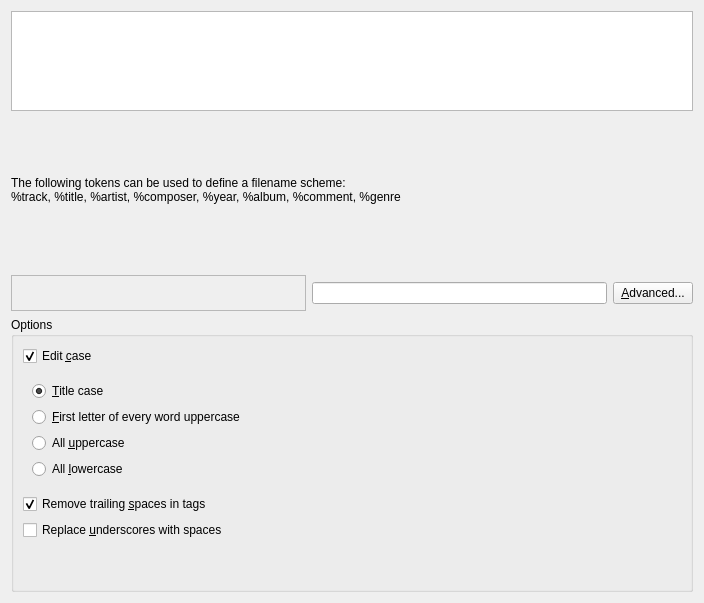
The window that src/dialogs/FilenameLayoutDialog.ui (KDE/amarok) describes before a commit, drawn with Qt 5.
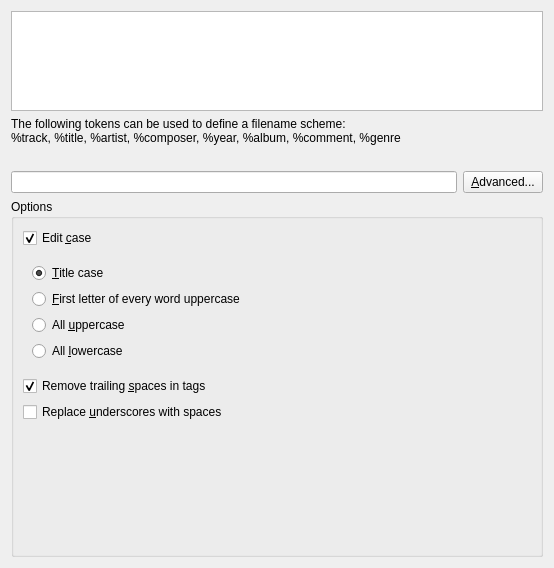
The same window after the commit. Custom widgets are drawn as their Qt base class.

Commit message: Giving widgets size policies of 'Fixed' is always a bad idea, as this forbids resizing the widget and in turn any parent (like the dialog).

The edit to the form file:
```diff
--- a/src/dialogs/FilenameLayoutDialog.ui
+++ b/src/dialogs/FilenameLayoutDialog.ui
@@ -5,12 +5,12 @@
    <rect>
     <x>0</x>
     <y>0</y>
-    <width>692</width>
-    <height>601</height>
+    <width>554</width>
+    <height>568</height>
    </rect>
   </property>
   <property name="sizePolicy" >
-   <sizepolicy vsizetype="Minimum" hsizetype="Fixed" >
+   <sizepolicy vsizetype="Minimum" hsizetype="MinimumExpanding" >
     <horstretch>0</horstretch>
     <verstretch>0</verstretch>
    </sizepolicy>
@@ -21,21 +21,19 @@
     <height>16777215</height>
    </size>
   </property>
-  <layout class="QVBoxLayout" name="verticalLayout_4" >
-   <item>
     <layout class="QVBoxLayout" name="verticalLayout_3" >
      <item>
       <widget class="TokenListWidget" name="tokenPool" >
        <property name="sizePolicy" >
-        <sizepolicy vsizetype="MinimumExpanding" hsizetype="MinimumExpanding" >
+      <sizepolicy vsizetype="Preferred" hsizetype="MinimumExpanding" >
          <horstretch>0</horstretch>
          <verstretch>0</verstretch>
         </sizepolicy>
        </property>
        <property name="minimumSize" >
         <size>
-         <width>682</width>
-         <height>100</height>
+       <width>0</width>
+       <height>0</height>
         </size>
        </property>
        <property name="maximumSize" >
@@ -88,15 +86,15 @@
      <item>
       <widget class="QLabel" name="syntaxLabel" >
        <property name="sizePolicy" >
-        <sizepolicy vsizetype="Fixed" hsizetype="MinimumExpanding" >
+      <sizepolicy vsizetype="Preferred" hsizetype="Preferred" >
          <horstretch>0</horstretch>
          <verstretch>0</verstretch>
         </sizepolicy>
        </property>
        <property name="minimumSize" >
         <size>
-         <width>682</width>
-         <height>152</height>
+       <width>0</width>
+       <height>0</height>
         </size>
        </property>
        <property name="maximumSize" >
@@ -111,8 +109,6 @@
       </widget>
      </item>
      <item>
-      <layout class="QHBoxLayout" name="horizontalLayout_2" >
-       <item>
         <widget class="FilenameLayoutWidget" name="filenameLayout" >
          <property name="sizePolicy" >
           <sizepolicy vsizetype="Fixed" hsizetype="MinimumExpanding" >
@@ -122,8 +118,8 @@
          </property>
          <property name="minimumSize" >
           <size>
-           <width>200</width>
-           <height>36</height>
+       <width>0</width>
+       <height>0</height>
           </size>
          </property>
          <property name="maximumSize" >
@@ -141,7 +137,15 @@
         </widget>
        </item>
        <item>
+    <layout class="QHBoxLayout" name="horizontalLayout_2" >
+     <item>
         <widget class="KLineEdit" name="filenameLayoutEdit" >
+       <property name="sizePolicy" >
+        <sizepolicy vsizetype="Preferred" hsizetype="MinimumExpanding" >
+         <horstretch>0</horstretch>
+         <verstretch>0</verstretch>
+        </sizepolicy>
+       </property>
          <property name="showClearButton" stdset="0" >
           <bool>true</bool>
          </property>
@@ -149,6 +153,12 @@
        </item>
        <item>
         <widget class="KPushButton" name="kpbAdvanced" >
+       <property name="sizePolicy" >
+        <sizepolicy vsizetype="Preferred" hsizetype="Preferred" >
+         <horstretch>0</horstretch>
+         <verstretch>0</verstretch>
+        </sizepolicy>
+       </property>
          <property name="text" >
           <string>&amp;Advanced...</string>
          </property>
@@ -156,14 +166,12 @@
        </item>
       </layout>
      </item>
-    </layout>
-   </item>
    <item>
     <layout class="QHBoxLayout" name="horizontalLayout" >
      <item>
       <widget class="KButtonGroup" name="optionsFrame" >
        <property name="sizePolicy" >
-        <sizepolicy vsizetype="MinimumExpanding" hsizetype="Preferred" >
+        <sizepolicy vsizetype="Preferred" hsizetype="Preferred" >
          <horstretch>0</horstretch>
          <verstretch>0</verstretch>
         </sizepolicy>
@@ -181,14 +189,14 @@
         <item>
          <widget class="QCheckBox" name="cbCase" >
           <property name="sizePolicy" >
-           <sizepolicy vsizetype="Fixed" hsizetype="MinimumExpanding" >
+           <sizepolicy vsizetype="Preferred" hsizetype="MinimumExpanding" >
             <horstretch>0</horstretch>
             <verstretch>0</verstretch>
            </sizepolicy>
           </property>
           <property name="minimumSize" >
            <size>
-            <width>320</width>
+            <width>0</width>
             <height>0</height>
            </size>
           </property>
@@ -218,14 +226,14 @@
            <item>
             <widget class="QRadioButton" name="rbTitleCase" >
              <property name="sizePolicy" >
-              <sizepolicy vsizetype="Fixed" hsizetype="MinimumExpanding" >
+              <sizepolicy vsizetype="Preferred" hsizetype="MinimumExpanding" >
                <horstretch>0</horstretch>
                <verstretch>0</verstretch>
               </sizepolicy>
              </property>
              <property name="minimumSize" >
               <size>
-               <width>280</width>
+               <width>0</width>
                <height>0</height>
               </size>
              </property>
@@ -240,14 +248,14 @@
            <item>
             <widget class="QRadioButton" name="rbFirstLetter" >
              <property name="sizePolicy" >
-              <sizepolicy vsizetype="Fixed" hsizetype="MinimumExpanding" >
+              <sizepolicy vsizetype="Preferred" hsizetype="MinimumExpanding" >
                <horstretch>0</horstretch>
                <verstretch>0</verstretch>
               </sizepolicy>
              </property>
              <property name="minimumSize" >
               <size>
-               <width>280</width>
+               <width>0</width>
                <height>0</height>
               </size>
              </property>
@@ -259,14 +267,14 @@
            <item>
             <widget class="QRadioButton" name="rbAllUpper" >
              <property name="sizePolicy" >
-              <sizepolicy vsizetype="Fixed" hsizetype="MinimumExpanding" >
+              <sizepolicy vsizetype="Preferred" hsizetype="MinimumExpanding" >
                <horstretch>0</horstretch>
                <verstretch>0</verstretch>
               </sizepolicy>
              </property>
              <property name="minimumSize" >
               <size>
-               <width>280</width>
+               <width>0</width>
                <height>0</height>
               </size>
              </property>
@@ -278,14 +286,14 @@
            <item>
             <widget class="QRadioButton" name="rbAllLower" >
              <property name="sizePolicy" >
-              <sizepolicy vsizetype="Fixed" hsizetype="MinimumExpanding" >
+              <sizepolicy vsizetype="Preferred" hsizetype="MinimumExpanding" >
                <horstretch>0</horstretch>
                <verstretch>0</verstretch>
               </sizepolicy>
              </property>
              <property name="minimumSize" >
               <size>
-               <width>280</width>
+               <width>0</width>
                <height>0</height>
               </size>
              </property>
@@ -300,14 +308,14 @@
         <item>
          <widget class="QCheckBox" name="cbEliminateSpaces" >
           <property name="sizePolicy" >
-           <sizepolicy vsizetype="Fixed" hsizetype="MinimumExpanding" >
+           <sizepolicy vsizetype="Preferred" hsizetype="MinimumExpanding" >
             <horstretch>0</horstretch>
             <verstretch>0</verstretch>
            </sizepolicy>
           </property>
           <property name="minimumSize" >
            <size>
-            <width>320</width>
+            <width>0</width>
             <height>0</height>
            </size>
           </property>
@@ -321,6 +329,12 @@
         </item>
         <item>
          <widget class="QCheckBox" name="cbReplaceUnderscores" >
+          <property name="sizePolicy" >
+           <sizepolicy vsizetype="Preferred" hsizetype="Minimum" >
+            <horstretch>0</horstretch>
+            <verstretch>0</verstretch>
+           </sizepolicy>
+          </property>
           <property name="text" >
            <string>Replace &amp;underscores with spaces</string>
           </property>
```
Lines whose indentation alone changed are shown as unchanged.
